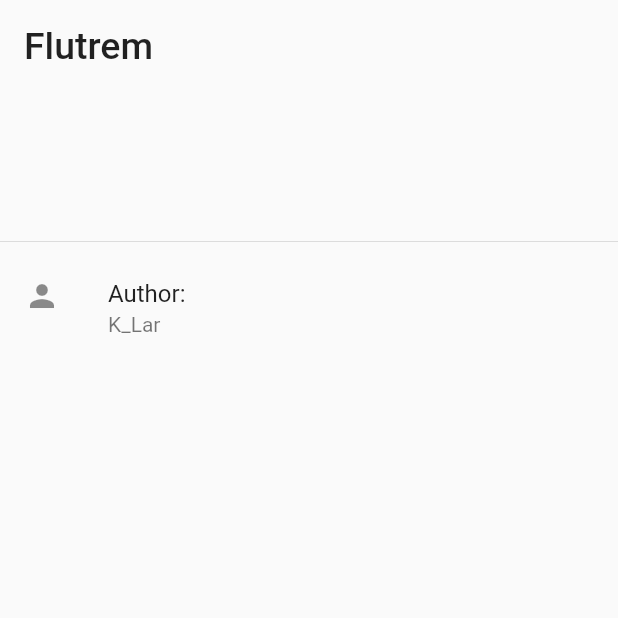
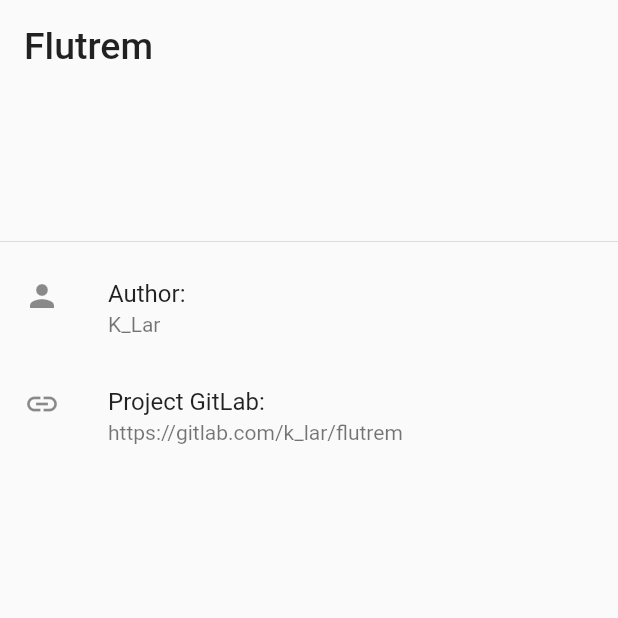
Before and after one commit to k-lar/flutrem, a Flutter app: the screen it shows after launch, in the side drawer, after a tap on "About", on a phone screen of 412 x 824 dp, the top half of it. Run offline on Flutter 3.47's test engine with Material 2 defaults, Android fonts, the phone set to English and light mode, and no system bars; our stand-ins replace sqflite; accounts and stored records are empty.

Commit message:
Added small about page

```diff
--- a/lib/screens/about.dart
+++ b/lib/screens/about.dart
@@ -20,6 +20,11 @@ class About extends StatelessWidget {
             title: Text('Author:'),
             subtitle: Text('K_Lar'),
           ),
+          ListTile(
+            leading: Icon(Icons.link),
+            title: Text('Project GitLab:'),
+            subtitle: Text('https://gitlab.com/k_lar/flutrem'),
+          ),
         ],
       ),
     );
--- a/lib/widgets/rem_card.dart
+++ b/lib/widgets/rem_card.dart
@@ -82,7 +82,7 @@ class _RemindercardState extends State<Remindercard> {
                   if (val == true) {
                     widget.deleteFunction(anotherRem);
                   }
-                  print(val);
+                  //print(val);
                 } else {
                   widget.deleteFunction(anotherRem);
                 }
```
